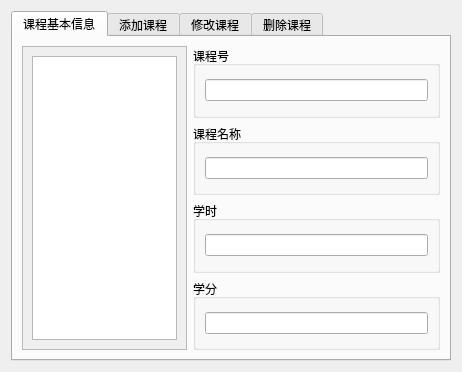
The window that Database/DBDS/courseui.ui (MrEdge123/homework) describes before a commit, drawn with Qt 5.
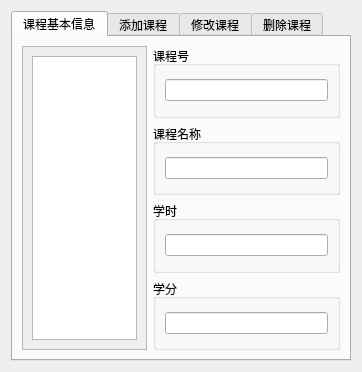
The same window after the commit.

What changed in the file:
```diff
--- a/Database/DBDS/courseui.ui
+++ b/Database/DBDS/courseui.ui
@@ -6,8 +6,8 @@
    <rect>
     <x>0</x>
     <y>0</y>
-    <width>462</width>
-    <height>364</height>
+    <width>362</width>
+    <height>289</height>
    </rect>
   </property>
   <property name="windowTitle">
@@ -40,8 +40,8 @@
            <rect>
             <x>0</x>
             <y>0</y>
-            <width>164</width>
-            <height>301</height>
+            <width>130</width>
+            <height>242</height>
            </rect>
           </property>
           <layout class="QVBoxLayout" name="verticalLayout_6">
```
Left out of the diff: 4 changed lines with no effect on the pictures.
